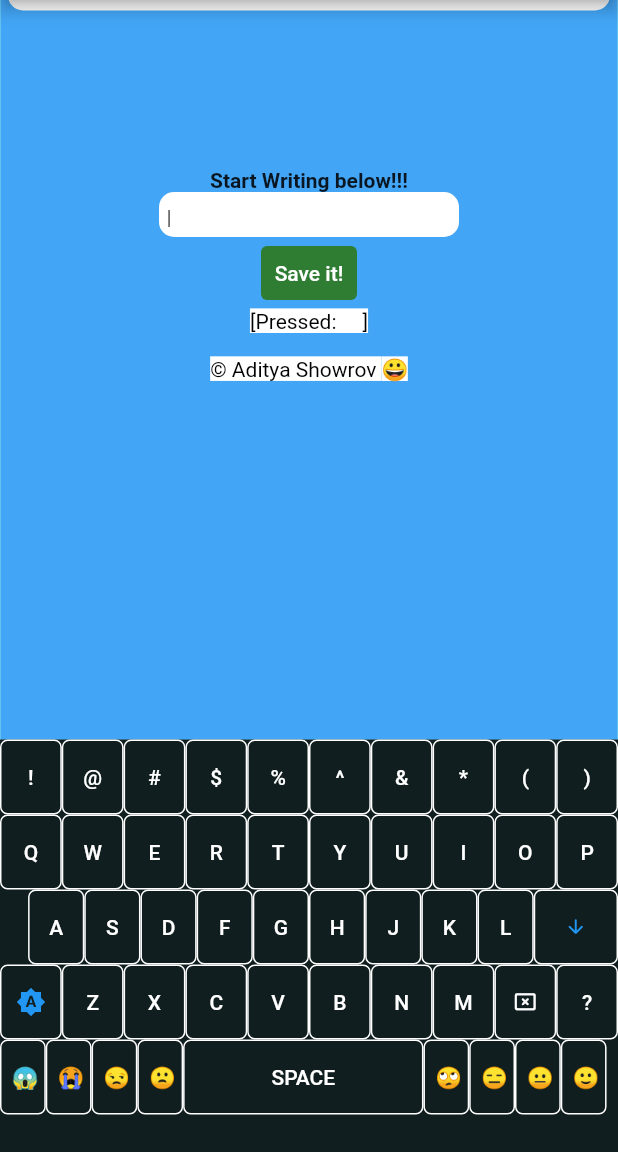
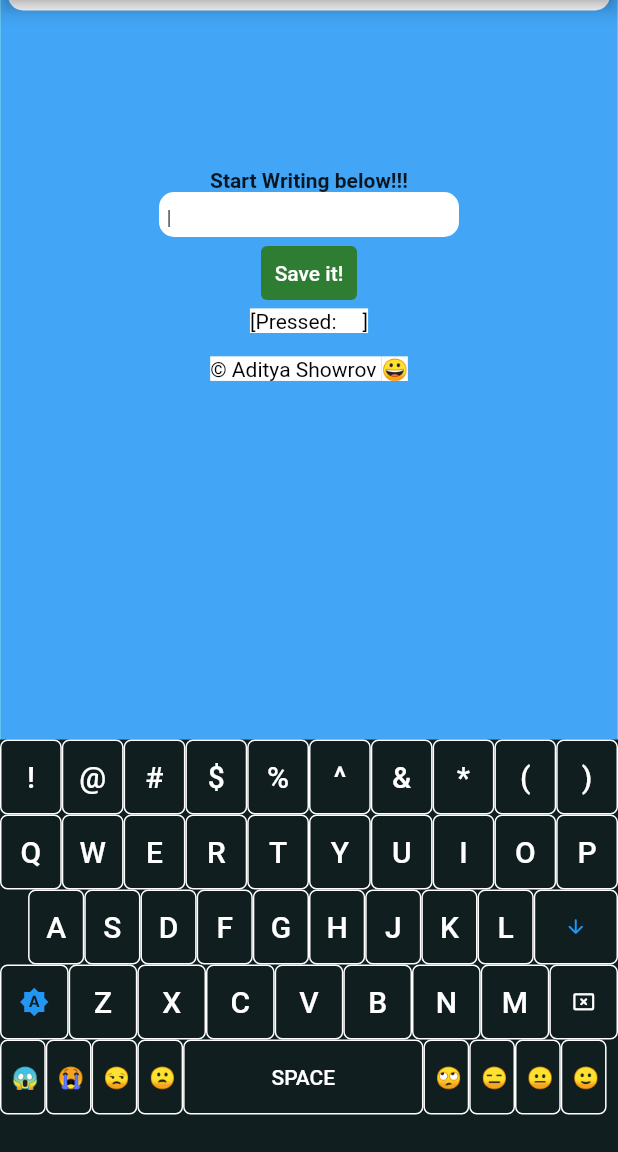
Before and after one commit to aditya995/flutterPractice, a Flutter app: the screen it shows after launch, after a tap on "Save it!", on a phone screen of 412 x 824 dp, the part 84-1236 px from its top. Run offline on Flutter 3.47's test engine with Material 2 defaults, Android fonts, the phone set to English and light mode, and no system bars.

Commit message:
Font sizes are bigger now and pleasing to eyes

```diff
--- a/keyboard/lib/keyboard.dart
+++ b/keyboard/lib/keyboard.dart
@@ -166,11 +166,13 @@ class _MyKeyBoardState extends State<MyKeyBoard> {
                                 child: (cap == true)
                                     ? Text(
                                         keysList1Cap[i],
-                                        style: TextStyle(color: Colors.white),
+                                        style: TextStyle(
+                                            color: Colors.white, fontSize: 20),
                                       )
                                     : Text(
                                         keysList1[i],
-                                        style: TextStyle(color: Colors.white),
+                                        style: TextStyle(
+                                            color: Colors.white, fontSize: 20),
                                       ),
                                 style: TextButton.styleFrom(
                                   side: BorderSide(
@@ -210,7 +212,8 @@ class _MyKeyBoardState extends State<MyKeyBoard> {
                                   (cap == true)
                                       ? keysList2Cap[i]
                                       : keysList2[i],
-                                  style: TextStyle(color: Colors.white),
+                                  style: TextStyle(
+                                      color: Colors.white, fontSize: 20),
                                 ),
                                 style: TextButton.styleFrom(
                                   side: BorderSide(
@@ -264,7 +267,8 @@ class _MyKeyBoardState extends State<MyKeyBoard> {
                                         (cap == true)
                                             ? keysList3Cap[i]
                                             : keysList3[i],
-                                        style: TextStyle(color: Colors.white),
+                                        style: TextStyle(
+                                            color: Colors.white, fontSize: 20),
                                       )
                                     : (keysList3[i] == 'enter')
                                         ? Icon(
@@ -336,7 +340,8 @@ class _MyKeyBoardState extends State<MyKeyBoard> {
                                         (cap == true)
                                             ? keysList4Cap[i]
                                             : keysList4[i],
-                                        style: TextStyle(color: Colors.white),
+                                        style: TextStyle(
+                                            color: Colors.white, fontSize: 20),
                                       )
                                     : (keysList4[i] == 'delete')
                                         ? Icon(
--- a/keyboard/lib/vars.dart
+++ b/keyboard/lib/vars.dart
@@ -66,7 +66,6 @@ var keysList4 = [
   'n',
   'm',
   'delete',
-  '/',
 ];
 var keysList4Cap = [
   'CapsOn',
@@ -78,7 +77,6 @@ var keysList4Cap = [
   'N',
   'M',
   'DELETE',
-  '?',
 ];
 var keysList5 = ['😁', '😄', '😆', '😎', 'space', '😍', '😵', '🥴', '😡'];
 var keysList5Cap = ['😱', '😭', '😒', '🙁', 'SPACE', '🙄', '😑', '😐', '🙂'];
```
